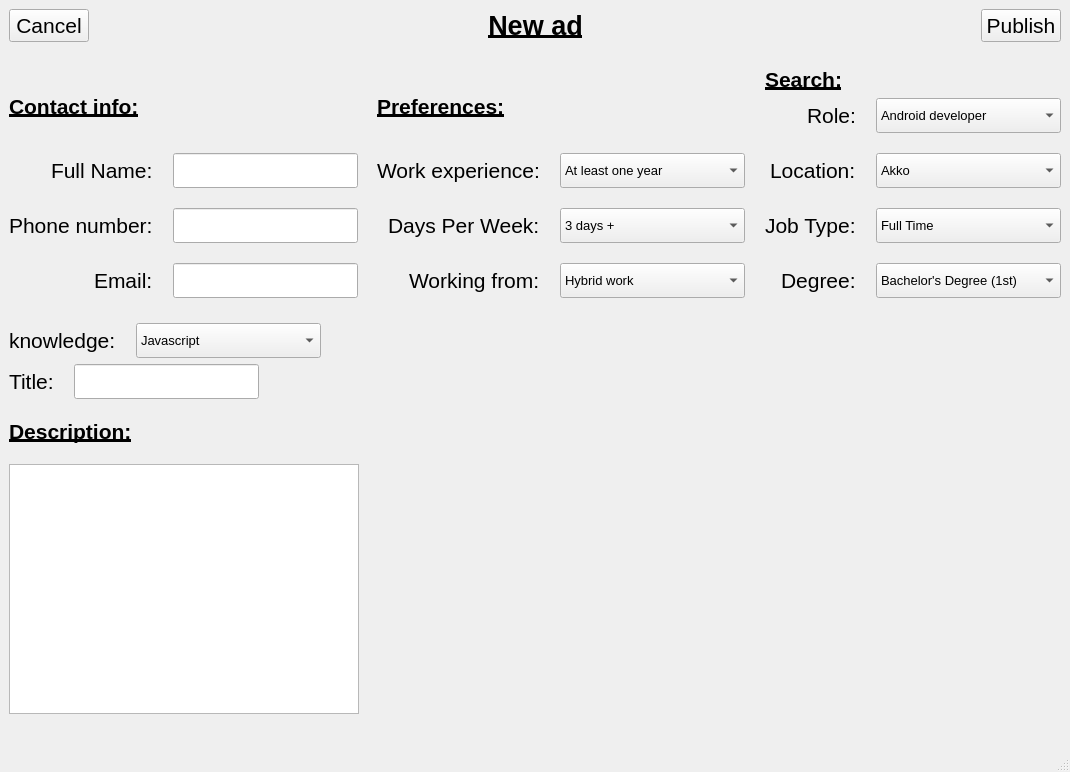
This is ui/new_ad.ui in IvnGenza/EasyJob_39 as Qt 5 draws it before an edit. The edited form follows.
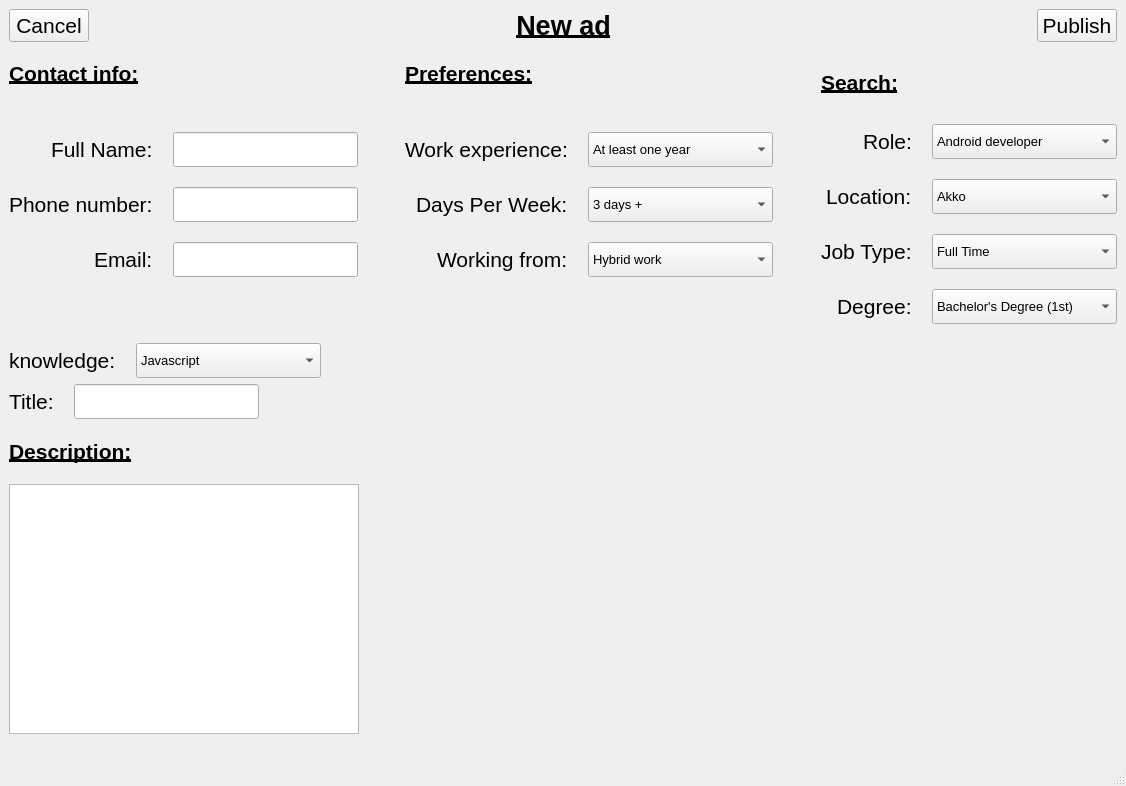
This is the edited form.

The edit to the form file:
```diff
--- a/ui/new_ad.ui
+++ b/ui/new_ad.ui
@@ -6,8 +6,8 @@
    <rect>
     <x>0</x>
     <y>0</y>
-    <width>1070</width>
-    <height>772</height>
+    <width>1126</width>
+    <height>786</height>
    </rect>
   </property>
   <property name="font">
@@ -86,6 +86,9 @@
     </item>
     <item>
      <layout class="QHBoxLayout" name="horizontalLayout">
+      <property name="spacing">
+       <number>20</number>
+      </property>
       <item>
        <layout class="QVBoxLayout" name="verticalLayout_2">
         <item>
@@ -95,6 +98,19 @@
           </property>
          </widget>
         </item>
+        <item>
+         <spacer name="verticalSpacer_5">
+          <property name="orientation">
+           <enum>Qt::Vertical</enum>
+          </property>
+          <property name="sizeHint" stdset="0">
+           <size>
+            <width>20</width>
+            <height>40</height>
+           </size>
+          </property>
+         </spacer>
+        </item>
         <item>
          <layout class="QFormLayout" name="formLayout_2">
           <property name="labelAlignment">
@@ -184,6 +200,19 @@
             </property>
            </widget>
           </item>
+          <item row="3" column="1">
+           <spacer name="verticalSpacer_6">
+            <property name="orientation">
+             <enum>Qt::Vertical</enum>
+            </property>
+            <property name="sizeHint" stdset="0">
+             <size>
+              <width>20</width>
+              <height>40</height>
+             </size>
+            </property>
+           </spacer>
+          </item>
          </layout>
         </item>
        </layout>
@@ -210,6 +239,19 @@
           </property>
          </widget>
         </item>
+        <item>
+         <spacer name="verticalSpacer_4">
+          <property name="orientation">
+           <enum>Qt::Vertical</enum>
+          </property>
+          <property name="sizeHint" stdset="0">
+           <size>
+            <width>20</width>
+            <height>40</height>
+           </size>
+          </property>
+         </spacer>
+        </item>
         <item>
          <layout class="QFormLayout" name="formLayout_3">
           <property name="labelAlignment">
@@ -392,6 +434,19 @@
             </item>
            </widget>
           </item>
+          <item row="3" column="1">
+           <spacer name="verticalSpacer_7">
+            <property name="orientation">
+             <enum>Qt::Vertical</enum>
+            </property>
+            <property name="sizeHint" stdset="0">
+             <size>
+              <width>20</width>
+              <height>40</height>
+             </size>
+            </property>
+           </spacer>
+          </item>
          </layout>
         </item>
        </layout>
@@ -411,6 +466,9 @@
       </item>
       <item>
        <layout class="QVBoxLayout" name="verticalLayout_3">
+        <property name="spacing">
+         <number>20</number>
+        </property>
         <item>
          <widget class="QLabel" name="label_5">
           <property name="text">
```
Left out of the diff: 32 changed lines with no effect on the pictures.
